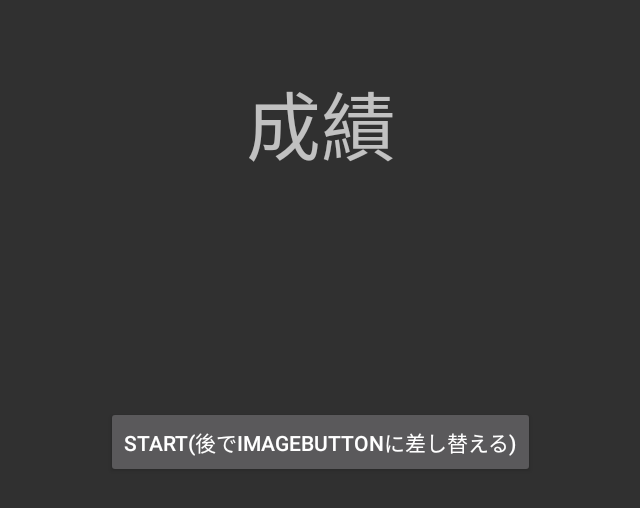
After one commit to TmhrKtmr/k2live, an Android app: the ResultActivity screen opened directly, with no data from a screen before it, on a phone screen of 824 x 412 dp (held sideways). The commit adds this screen. Shown: the top 508 px of the screen, without its empty margins (297-937 px from the left). Run offline under Robolectric (Android 15) with nearby library versions, the phone set to English and light mode, and no system bars.

Commit message:
ゲーム終了からの画面遷移追加

```diff
--- a/app/src/main/AndroidManifest.xml
+++ b/app/src/main/AndroidManifest.xml
@@ -20,6 +20,9 @@
         <activity
             android:name=".MainActivity"
             android:screenOrientation="landscape"></activity>
+        <activity
+            android:name=".ResultActivity"
+            android:screenOrientation="landscape"></activity>
     </application>
 
 </manifest>
--- /dev/null
+++ b/app/src/main/java/jp/co/music/tnkr/musicgame/ResultActivity.java
@@ -0,0 +1,15 @@
+package jp.co.music.tnkr.musicgame;
+
+import android.app.Activity;
+import android.os.Bundle;
+
+/**
+ * Created by yukumo3621 on 2015/02/03.
+ */
+public class ResultActivity extends Activity{
+    @Override
+    public void onCreate(Bundle savedInstanceState) {
+        super.onCreate(savedInstanceState);
+        setContentView(R.layout.activity_result);
+    }
+}
--- a/app/src/main/java/jp/co/music/tnkr/musicgame/TitleActivity.java
+++ b/app/src/main/java/jp/co/music/tnkr/musicgame/TitleActivity.java
@@ -16,8 +16,5 @@ public class TitleActivity extends Activity {
         Intent intent = new Intent(this,MainActivity.class);
         startActivity(intent);
         TitleActivity.this.finish();
-//        Intent intent = new Intent();
-//        intent.setClassName("jp.co.music.tnkr.musicgame", "jp.co.music.tnkr.musicgame.MainActivity");
-//        startActivity(intent);
     }
 }
--- /dev/null
+++ b/app/src/main/res/layout/activity_result.xml
@@ -0,0 +1,25 @@
+<?xml version="1.0" encoding="utf-8"?>
+<RelativeLayout xmlns:android="http://schemas.android.com/apk/res/android"
+    android:orientation="vertical" android:layout_width="match_parent"
+    android:layout_height="match_parent">
+    <TextView
+        android:id="@+id/textView1"
+        android:layout_width="wrap_content"
+        android:layout_height="wrap_content"
+        android:text="成績"
+        android:textSize="50dp"
+        android:layout_gravity="center_horizontal"
+        android:layout_alignParentTop="true"
+        android:layout_centerHorizontal="true"
+        android:layout_marginTop="45dp" />
+
+    <Button
+        android:layout_width="wrap_content"
+        android:layout_height="wrap_content"
+        android:text="START(後でImageButtonに差し替える)"
+        android:id="@+id/button"
+        android:layout_alignParentBottom="true"
+        android:layout_centerHorizontal="true"
+        android:layout_marginBottom="93dp"
+        android:onClick="onStart" />
+</RelativeLayout>
```
Also changed, not shown: app/src/main/java/jp/co/music/tnkr/musicgame/MainActivity.java (+37 -25 lines), 1 other file.
